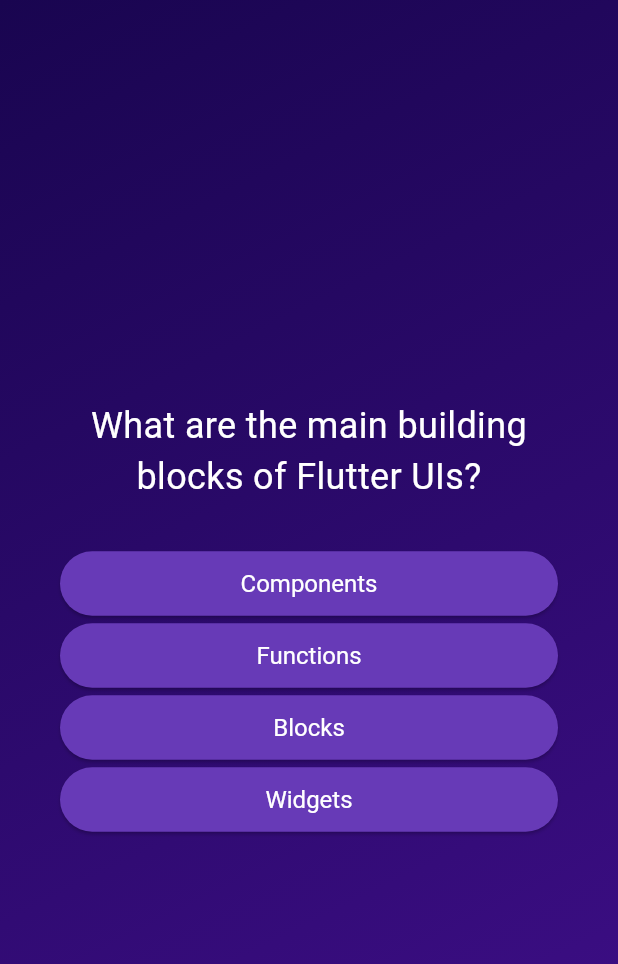
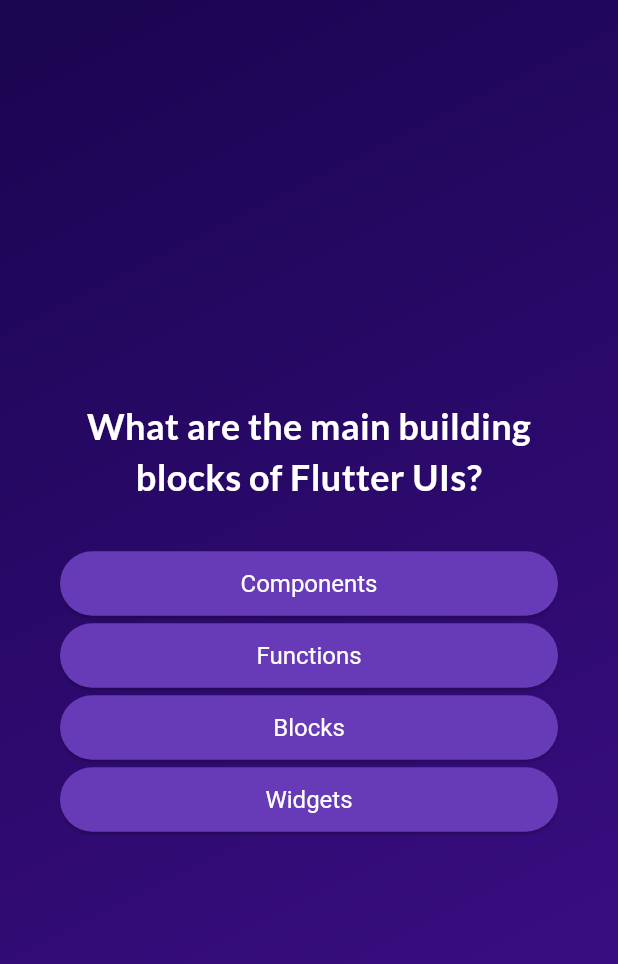
Before and after one commit to Meruem243/quizz_app_recap, a Flutter app: the screen it shows after launch, after a tap on "Get Started", on a phone screen of 412 x 824 dp. Shown: the top 964 px of the screen. Run offline on Flutter 3.47's test engine with Material 3 defaults, Android fonts, the phone set to English and light mode, and no system bars; our stand-ins replace google_fonts.

Commit message:
Add Google Fonts package and update text styles in HomePage and QuestionScreen; center align answer text in AnswerButton

```diff
--- a/lib/answer_button.dart
+++ b/lib/answer_button.dart
@@ -21,7 +21,7 @@
         textStyle: TextStyle(fontSize: 16),
         shape: RoundedRectangleBorder(borderRadius: BorderRadius.circular(40)),
       ),
-      child: Text(answerText),
+      child: Text(answerText, textAlign: TextAlign.center),
     );
   }
 }
--- a/lib/home_page.dart
+++ b/lib/home_page.dart
@@ -1,4 +1,5 @@
 import 'package:flutter/material.dart';
+import 'package:google_fonts/google_fonts.dart';
 
 class HomePage extends StatelessWidget {
   const HomePage(this.startQuiz, {super.key});
@@ -18,9 +19,9 @@
             color: Color.fromARGB(150, 255, 255, 255),
           ),
           SizedBox(height: 60),
-          const Text(
+          Text(
             'Welcome to the Quiz App!',
-            style: TextStyle(
+            style: GoogleFonts.lato(
               fontSize: 24,
               fontWeight: FontWeight.bold,
               color: Colors.white,
--- a/lib/question_screen.dart
+++ b/lib/question_screen.dart
@@ -1,4 +1,5 @@
 import 'package:flutter/material.dart';
+import 'package:google_fonts/google_fonts.dart';
 import 'answer_button.dart';
 import 'data/questions.dart';
 
@@ -31,7 +32,11 @@
           children: [
             Text(
               currentQuestion.questionText,
-              style: TextStyle(color: Colors.white, fontSize: 24),
+              style: GoogleFonts.lato(
+                color: Colors.white,
+                fontSize: 24,
+                fontWeight: FontWeight.bold,
+              ),
               textAlign: TextAlign.center,
             ),
             SizedBox(height: 30),
--- a/pubspec.yaml
+++ b/pubspec.yaml
@@ -34,6 +34,7 @@
   # The following adds the Cupertino Icons font to your application.
   # Use with the CupertinoIcons class for iOS style icons.
   cupertino_icons: ^1.0.8
+  google_fonts: ^6.3.3
 
 dev_dependencies:
   flutter_test:
```
Also changed, not shown: pubspec.lock, 1 other file.
